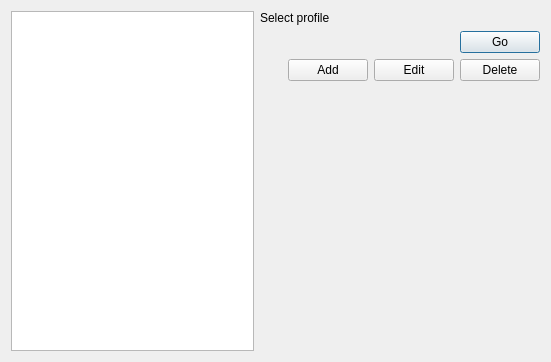
Spoonail-Iroiro/gmaginai-l, file gmaginai_l/forms/profile_form.ui: the form before one commit.
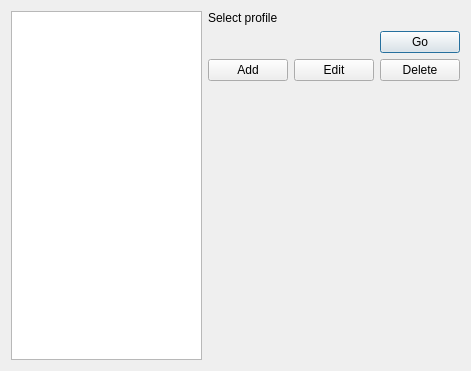
The form after the commit.

Patch:
```diff
--- a/gmaginai_l/forms/profile_form.ui
+++ b/gmaginai_l/forms/profile_form.ui
@@ -6,8 +6,8 @@
    <rect>
     <x>0</x>
     <y>0</y>
-    <width>551</width>
-    <height>362</height>
+    <width>471</width>
+    <height>371</height>
    </rect>
   </property>
   <property name="windowTitle">
```
